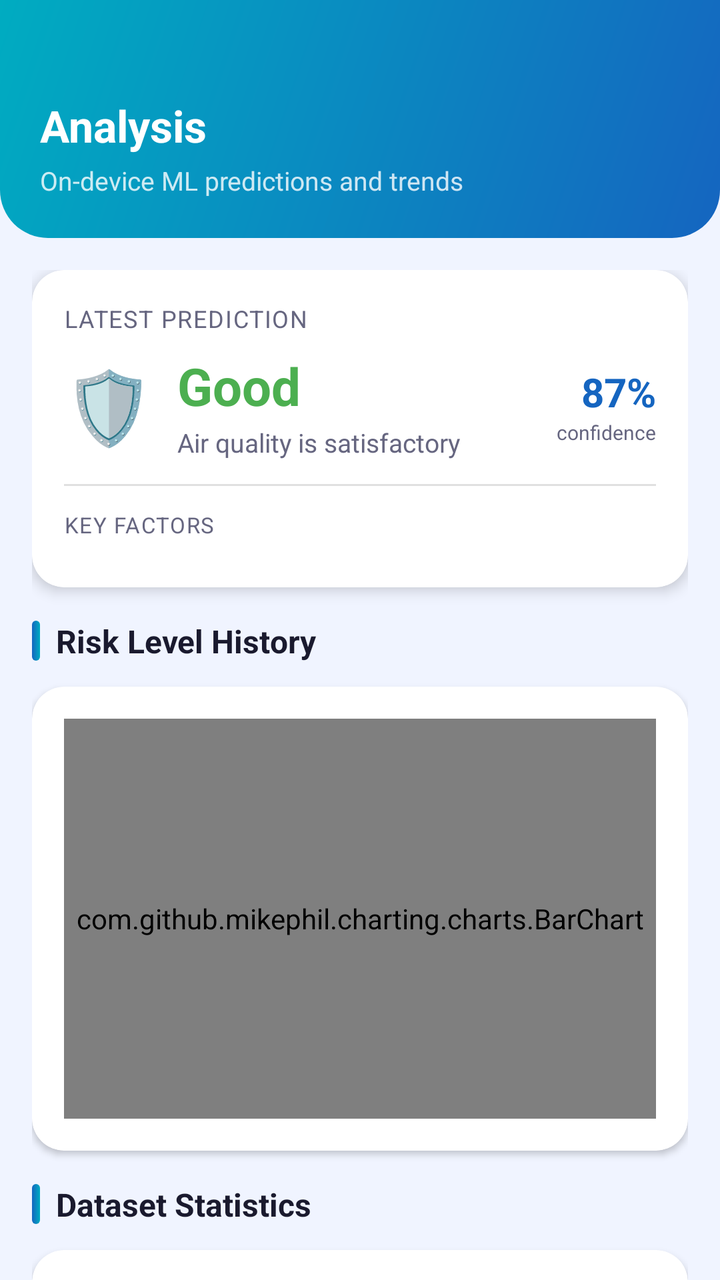
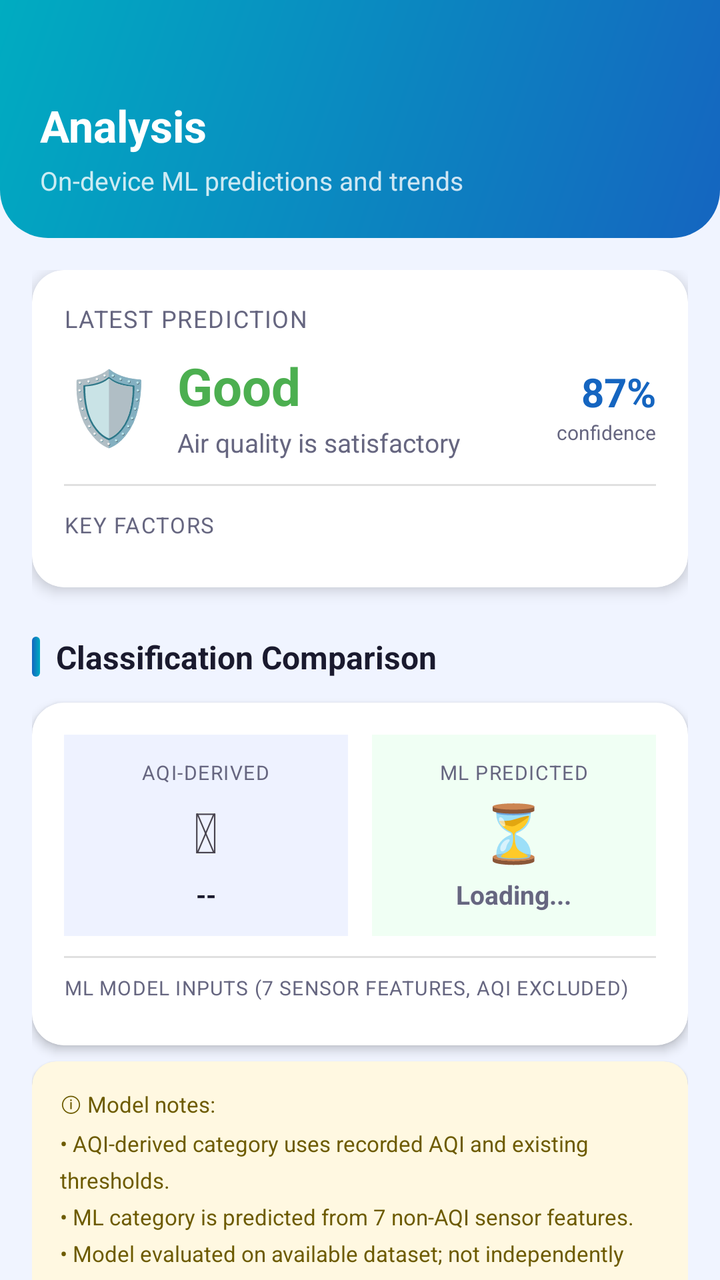

The first picture is an Android layout as it rendered before a commit; the second is the same layout after the commit. The layout source and the unified diff follow.
<!-- AndroidManifest.xml: application theme Theme.AirGuardAI -->
<!-- res/layout/fragment_analysis.xml -->
<?xml version="1.0" encoding="utf-8"?>
<androidx.core.widget.NestedScrollView
    xmlns:android="http://schemas.android.com/apk/res/android"
    xmlns:app="http://schemas.android.com/apk/res-auto"
    android:layout_width="match_parent"
    android:layout_height="match_parent"
    android:background="@color/background">

    <LinearLayout
        android:layout_width="match_parent"
        android:layout_height="wrap_content"
        android:orientation="vertical">

        
        <LinearLayout
            android:layout_width="match_parent"
            android:layout_height="wrap_content"
            android:orientation="vertical"
            android:background="@drawable/bg_gradient_header"
            android:paddingStart="20dp"
            android:paddingEnd="20dp"
            android:paddingTop="48dp"
            android:paddingBottom="20dp">

            <TextView
                android:layout_width="wrap_content"
                android:layout_height="wrap_content"
                android:text="Analysis"
                android:textColor="#FFFFFF"
                android:textSize="22sp"
                android:textStyle="bold" />

            <TextView
                android:layout_width="wrap_content"
                android:layout_height="wrap_content"
                android:text="On-device ML predictions and trends"
                android:textColor="#CCFFFFFF"
                android:textSize="13sp"
                android:layout_marginTop="4dp" />
        </LinearLayout>

        <LinearLayout
            android:layout_width="match_parent"
            android:layout_height="wrap_content"
            android:orientation="vertical"
            android:padding="16dp">

            
            <androidx.cardview.widget.CardView
                android:layout_width="match_parent"
                android:layout_height="wrap_content"
                android:layout_marginBottom="16dp"
                app:cardCornerRadius="16dp"
                app:cardElevation="4dp"
                app:cardBackgroundColor="@color/surface">

                <LinearLayout
                    android:layout_width="match_parent"
                    android:layout_height="wrap_content"
                    android:orientation="vertical"
                    android:padding="16dp">

                    <TextView
                        android:layout_width="wrap_content"
                        android:layout_height="wrap_content"
                        android:text="Latest Prediction"
                        android:textColor="@color/text_secondary"
                        android:textSize="12sp"
                        android:textAllCaps="true"
                        android:letterSpacing="0.05" />

                    <LinearLayout
                        android:layout_width="match_parent"
                        android:layout_height="wrap_content"
                        android:orientation="horizontal"
                        android:gravity="center_vertical"
                        android:layout_marginTop="8dp">

                        <TextView
                            android:id="@+id/tv_risk_emoji"
                            android:layout_width="wrap_content"
                            android:layout_height="wrap_content"
                            android:text="🛡️"
                            android:textSize="36sp"
                            android:layout_marginEnd="12dp" />

                        <LinearLayout
                            android:layout_width="0dp"
                            android:layout_height="wrap_content"
                            android:layout_weight="1"
                            android:orientation="vertical">

                            <TextView
                                android:id="@+id/tv_risk_name"
                                android:layout_width="wrap_content"
                                android:layout_height="wrap_content"
                                android:text="Good"
                                android:textColor="@color/risk_good"
                                android:textSize="26sp"
                                android:textStyle="bold" />

                            <TextView
                                android:id="@+id/tv_risk_description"
                                android:layout_width="wrap_content"
                                android:layout_height="wrap_content"
                                android:text="Air quality is satisfactory"
                                android:textColor="@color/text_secondary"
                                android:textSize="13sp"
                                android:layout_marginTop="2dp" />
                        </LinearLayout>

                        <LinearLayout
                            android:layout_width="wrap_content"
                            android:layout_height="wrap_content"
                            android:orientation="vertical"
                            android:gravity="end">

                            <TextView
                                android:id="@+id/tv_confidence"
                                android:layout_width="wrap_content"
                                android:layout_height="wrap_content"
                                android:text="87%"
                                android:textColor="@color/primary"
                                android:textSize="20sp"
                                android:textStyle="bold" />

                            <TextView
                                android:layout_width="wrap_content"
                                android:layout_height="wrap_content"
                                android:text="confidence"
                                android:textColor="@color/text_secondary"
                                android:textSize="10sp" />
                        </LinearLayout>
                    </LinearLayout>

                    <View
                        android:layout_width="match_parent"
                        android:layout_height="1dp"
                        android:background="@color/divider"
                        android:layout_marginTop="12dp"
                        android:layout_marginBottom="12dp" />

                    
                    <TextView
                        android:layout_width="wrap_content"
                        android:layout_height="wrap_content"
                        android:text="Key Factors"
                        android:textColor="@color/text_secondary"
                        android:textSize="11sp"
                        android:textAllCaps="true"
                        android:letterSpacing="0.05"
                        android:layout_marginBottom="8dp" />

                    <LinearLayout
                        android:id="@+id/feature_container"
                        android:layout_width="match_parent"
                        android:layout_height="wrap_content"
                        android:orientation="vertical" />

                </LinearLayout>
            </androidx.cardview.widget.CardView>

            
            <LinearLayout
                android:layout_width="match_parent"
                android:layout_height="wrap_content"
                android:orientation="horizontal"
                android:gravity="center_vertical"
                android:layout_marginBottom="12dp">

                <View
                    android:layout_width="4dp"
                    android:layout_height="20dp"
                    android:background="@drawable/bg_section_header"
                    android:layout_marginEnd="8dp" />

                <TextView
                    android:layout_width="wrap_content"
                    android:layout_height="wrap_content"
                    android:text="Risk Level History"
                    android:textColor="@color/text_primary"
                    android:textSize="16sp"
                    android:textStyle="bold" />
            </LinearLayout>

            <androidx.cardview.widget.CardView
                android:layout_width="match_parent"
                android:layout_height="wrap_content"
                android:layout_marginBottom="16dp"
                app:cardCornerRadius="16dp"
                app:cardElevation="2dp"
                app:cardBackgroundColor="@color/surface">

                <LinearLayout
                    android:layout_width="match_parent"
                    android:layout_height="wrap_content"
                    android:orientation="vertical"
                    android:padding="16dp">

                    <com.github.mikephil.charting.charts.BarChart
                        android:id="@+id/chart_risk_history"
                        android:layout_width="match_parent"
                        android:layout_height="200dp" />
                </LinearLayout>
            </androidx.cardview.widget.CardView>

            
            <LinearLayout
                android:layout_width="match_parent"
                android:layout_height="wrap_content"
                android:orientation="horizontal"
                android:gravity="center_vertical"
                android:layout_marginBottom="12dp">

                <View
                    android:layout_width="4dp"
                    android:layout_height="20dp"
                    android:background="@drawable/bg_section_header"
                    android:layout_marginEnd="8dp" />

                <TextView
                    android:layout_width="wrap_content"
                    android:layout_height="wrap_content"
                    android:text="Dataset Statistics"
                    android:textColor="@color/text_primary"
                    android:textSize="16sp"
                    android:textStyle="bold" />
            </LinearLayout>

            <androidx.cardview.widget.CardView
                android:layout_width="match_parent"
                android:layout_height="wrap_content"
                android:layout_marginBottom="16dp"
                app:cardCornerRadius="16dp"
                app:cardElevation="2dp"
                app:cardBackgroundColor="@color/surface">

                <LinearLayout
                    android:layout_width="match_parent"
                    android:layout_height="wrap_content"
                    android:orientation="vertical"
                    android:padding="16dp">

                    
                    <LinearLayout
                        android:layout_width="match_parent"
                        android:layout_height="wrap_content"
                        android:orientation="horizontal">

                        <LinearLayout
                            android:layout_width="0dp"
                            android:layout_height="wrap_content"
                            android:layout_weight="1"
                            android:orientation="vertical"
                            android:gravity="center">

                            <TextView
                                android:id="@+id/tv_stat_total"
                                android:layout_width="wrap_content"
                                android:layout_height="wrap_content"
                                android:text="19,895"
                                android:textColor="@color/primary"
                                android:textSize="20sp"
                                android:textStyle="bold" />
                            <TextView
                                android:layout_width="wrap_content"
                                android:layout_height="wrap_content"
                                android:text="Total Readings"
                                android:textColor="@color/text_secondary"
                                android:textSize="11sp" />
                        </LinearLayout>

                        <LinearLayout
                            android:layout_width="0dp"
                            android:layout_height="wrap_content"
                            android:layout_weight="1"
                            android:orientation="vertical"
                            android:gravity="center">

                            <TextView
                                android:id="@+id/tv_stat_good"
                                android:layout_width="wrap_content"
                                android:layout_height="wrap_content"
                                android:text="0%"
                                android:textColor="@color/risk_good"
                                android:textSize="20sp"
                                android:textStyle="bold" />
                            <TextView
                                android:layout_width="wrap_content"
                                android:layout_height="wrap_content"
                                android:text="Good"
                                android:textColor="@color/text_secondary"
                                android:textSize="11sp" />
                        </LinearLayout>

                        <LinearLayout
                            android:layout_width="0dp"
                            android:layout_height="wrap_content"
                            android:layout_weight="1"
                            android:orientation="vertical"
                            android:gravity="center">

                            <TextView
                                android:id="@+id/tv_stat_moderate"
                                android:layout_width="wrap_content"
                                android:layout_height="wrap_content"
                                android:text="0%"
                                android:textColor="@color/risk_moderate"
                                android:textSize="20sp"
                                android:textStyle="bold" />
                            <TextView
                                android:layout_width="wrap_content"
                                android:layout_height="wrap_content"
                                android:text="Moderate"
                                android:textColor="@color/text_secondary"
                                android:textSize="11sp" />
                        </LinearLayout>

                        <LinearLayout
                            android:layout_width="0dp"
                            android:layout_height="wrap_content"
                            android:layout_weight="1"
                            android:orientation="vertical"
                            android:gravity="center">

                            <TextView
                                android:id="@+id/tv_stat_unhealthy"
                                android:layout_width="wrap_content"
                                android:layout_height="wrap_content"
                                android:text="0%"
                                android:textColor="@color/risk_unhealthy"
                                android:textSize="20sp"
                                android:textStyle="bold" />
                            <TextView
                                android:layout_width="wrap_content"
                                android:layout_height="wrap_content"
                                android:text="Unhealthy"
                                android:textColor="@color/text_secondary"
                                android:textSize="11sp" />
                        </LinearLayout>

                    </LinearLayout>

                    <View
                        android:layout_width="match_parent"
                        android:layout_height="1dp"
                        android:background="@color/divider"
                        android:layout_marginTop="12dp"
                        android:layout_marginBottom="12dp" />

                    <com.github.mikephil.charting.charts.PieChart
                        android:id="@+id/chart_aqi_distribution"
                        android:layout_width="match_parent"
                        android:layout_height="220dp" />

                </LinearLayout>
            </androidx.cardview.widget.CardView>

            
            <LinearLayout
                android:layout_width="match_parent"
                android:layout_height="wrap_content"
                android:orientation="horizontal"
                android:gravity="center_vertical"
                android:layout_marginBottom="12dp">

                <View
                    android:layout_width="4dp"
                    android:layout_height="20dp"
                    android:background="@drawable/bg_section_header"
                    android:layout_marginEnd="8dp" />

                <TextView
                    android:layout_width="wrap_content"
                    android:layout_height="wrap_content"
                    android:text="Temperature &amp; Humidity Trend"
                    android:textColor="@color/text_primary"
                    android:textSize="16sp"
                    android:textStyle="bold" />
            </LinearLayout>

            <androidx.cardview.widget.CardView
                android:layout_width="match_parent"
                android:layout_height="wrap_content"
                android:layout_marginBottom="20dp"
                app:cardCornerRadius="16dp"
                app:cardElevation="2dp"
                app:cardBackgroundColor="@color/surface">

                <LinearLayout
                    android:layout_width="match_parent"
                    android:layout_height="wrap_content"
                    android:orientation="vertical"
                    android:padding="16dp">

                    <com.github.mikephil.charting.charts.CombinedChart
                        android:id="@+id/chart_combined"
                        android:layout_width="match_parent"
                        android:layout_height="220dp" />
                </LinearLayout>
            </androidx.cardview.widget.CardView>

        </LinearLayout>
    </LinearLayout>

</androidx.core.widget.NestedScrollView>
<!-- resources referenced by this layout -->
<resources>
  <color name="background">#F0F4FF</color>
  <color name="divider">#E0E0E0</color>
  <color name="primary">#1565C0</color>
  <color name="risk_good">#4CAF50</color>
  <color name="risk_moderate">#FFC107</color>
  <color name="risk_unhealthy">#F44336</color>
  <color name="surface">#FFFFFF</color>
  <color name="text_primary">#1A1A2E</color>
  <color name="text_secondary">#666680</color>
  <!-- drawable bg_gradient_header (drawable) -->
  <?xml version="1.0" encoding="utf-8"?>
  <shape xmlns:android="http://schemas.android.com/apk/res/android"
      android:shape="rectangle">
      <gradient
          android:startColor="#1565C0"
          android:endColor="#00ACC1"
          android:angle="135"
          android:type="linear" />
      <corners android:bottomLeftRadius="24dp" android:bottomRightRadius="24dp" />
  </shape>
  <!-- drawable bg_section_header (drawable) -->
  <?xml version="1.0" encoding="utf-8"?>
  <shape xmlns:android="http://schemas.android.com/apk/res/android"
      android:shape="rectangle">
      <gradient
          android:startColor="#1565C0"
          android:endColor="#00ACC1"
          android:angle="0" />
      <corners android:radius="4dp" />
  </shape>
  <style name="Theme.AirGuardAI" parent="Theme.Material3.Light.NoActionBar">
          <item name="colorPrimary">@color/primary</item>
          <item name="colorPrimaryDark">@color/primary_dark</item>
          <item name="colorPrimaryVariant">@color/primary_dark</item>
          <item name="colorOnPrimary">@color/on_primary</item>
          <item name="colorSecondary">@color/secondary</item>
          <item name="colorSecondaryVariant">@color/secondary_dark</item>
          <item name="colorOnSecondary">@color/on_primary</item>
          <item name="android:colorBackground">@color/background</item>
          <item name="colorSurface">@color/surface</item>
          <item name="colorOnSurface">@color/text_primary</item>
          <item name="android:statusBarColor">@color/primary_dark</item>
          <item name="android:navigationBarColor">@color/surface</item>
          <item name="android:windowLightStatusBar" tools:targetApi="m">false</item>
          <item name="android:fontFamily">sans-serif</item>
      </style>
  <color name="primary_dark">#003c8f</color>
  <color name="on_primary">#FFFFFF</color>
  <color name="secondary">#00ACC1</color>
  <color name="secondary_dark">#007c91</color>
</resources>

<!-- the commit's change to res/layout/fragment_analysis.xml (unified diff, before → after) -->
@@ -166,7 +166,8 @@
                 android:layout_height="wrap_content"
                 android:orientation="horizontal"
                 android:gravity="center_vertical"
-                android:layout_marginBottom="12dp">
+                android:layout_marginBottom="12dp"
+                android:layout_marginTop="8dp">
 
                 <View
                     android:layout_width="4dp"
@@ -177,6 +178,184 @@
                 <TextView
                     android:layout_width="wrap_content"
                     android:layout_height="wrap_content"
+                    android:text="Classification Comparison"
+                    android:textColor="@color/text_primary"
+                    android:textSize="16sp"
+                    android:textStyle="bold" />
+            </LinearLayout>
+
+            <androidx.cardview.widget.CardView
+                android:id="@+id/card_analysis_ml_comparison"
+                android:layout_width="match_parent"
+                android:layout_height="wrap_content"
+                android:layout_marginBottom="8dp"
+                app:cardCornerRadius="16dp"
+                app:cardElevation="3dp"
+                app:cardBackgroundColor="@color/surface">
+
+                <LinearLayout
+                    android:layout_width="match_parent"
+                    android:layout_height="wrap_content"
+                    android:orientation="vertical"
+                    android:padding="16dp">
+
+                    <LinearLayout
+                        android:layout_width="match_parent"
+                        android:layout_height="wrap_content"
+                        android:orientation="horizontal">
+
+                        <LinearLayout
+                            android:layout_width="0dp"
+                            android:layout_height="wrap_content"
+                            android:layout_weight="1"
+                            android:orientation="vertical"
+                            android:gravity="center_horizontal"
+                            android:background="#EEF2FF"
+                            android:padding="12dp"
+                            android:layout_marginEnd="6dp">
+
+                            <TextView
+                                android:layout_width="wrap_content"
+                                android:layout_height="wrap_content"
+                                android:text="AQI-Derived"
+                                android:textColor="@color/text_secondary"
+                                android:textSize="10sp"
+                                android:textAllCaps="true"
+                                android:letterSpacing="0.05"
+                                android:layout_marginBottom="4dp" />
+
+                            <TextView
+                                android:id="@+id/tv_analysis_aqi_emoji"
+                                android:layout_width="wrap_content"
+                                android:layout_height="wrap_content"
+                                android:text="&#x1F6E1;"
+                                android:textSize="28sp" />
+
+                            <TextView
+                                android:id="@+id/tv_analysis_aqi_label"
+                                android:layout_width="wrap_content"
+                                android:layout_height="wrap_content"
+                                android:text="--"
+                                android:textColor="@color/text_primary"
+                                android:textSize="13sp"
+                                android:textStyle="bold"
+                                android:gravity="center"
+                                android:layout_marginTop="4dp" />
+                        </LinearLayout>
+
+                        <LinearLayout
+                            android:layout_width="0dp"
+                            android:layout_height="wrap_content"
+                            android:layout_weight="1"
+                            android:orientation="vertical"
+                            android:gravity="center_horizontal"
+                            android:background="#F0FFF4"
+                            android:padding="12dp"
+                            android:layout_marginStart="6dp">
+
+                            <TextView
+                                android:layout_width="wrap_content"
+                                android:layout_height="wrap_content"
+                                android:text="ML Predicted"
+                                android:textColor="@color/text_secondary"
+                                android:textSize="10sp"
+                                android:textAllCaps="true"
+                                android:letterSpacing="0.05"
+                                android:layout_marginBottom="4dp" />
+
+                            <TextView
+                                android:id="@+id/tv_analysis_ml_emoji"
+                                android:layout_width="wrap_content"
+                                android:layout_height="wrap_content"
+                                android:text="&#x23F3;"
+                                android:textSize="28sp" />
+
+                            <TextView
+                                android:id="@+id/tv_analysis_ml_label"
+                                android:layout_width="wrap_content"
+                                android:layout_height="wrap_content"
+                                android:text="Loading..."
+                                android:textColor="@color/text_secondary"
+                                android:textSize="13sp"
+                                android:textStyle="bold"
+                                android:gravity="center"
+                                android:layout_marginTop="4dp" />
+                        </LinearLayout>
+                    </LinearLayout>
+
+                    <TextView
+                        android:id="@+id/tv_analysis_agreement"
+                        android:layout_width="match_parent"
+                        android:layout_height="wrap_content"
+                        android:text=""
+                        android:textColor="@color/text_secondary"
+                        android:textSize="12sp"
+                        android:gravity="center"
+                        android:layout_marginTop="10dp"
+                        android:visibility="gone" />
+
+                    <View
+                        android:layout_width="match_parent"
+                        android:layout_height="1dp"
+                        android:background="@color/divider"
+                        android:layout_marginTop="10dp"
+                        android:layout_marginBottom="8dp" />
+
+                    <TextView
+                        android:layout_width="wrap_content"
+                        android:layout_height="wrap_content"
+                        android:text="ML Model Inputs (7 sensor features, AQI excluded)"
+                        android:textColor="@color/text_secondary"
+                        android:textSize="10sp"
+                        android:textAllCaps="true"
+                        android:letterSpacing="0.04"
+                        android:layout_marginBottom="6dp" />
+
+                    <LinearLayout
+                        android:id="@+id/ml_features_container"
+                        android:layout_width="match_parent"
+                        android:layout_height="wrap_content"
+                        android:orientation="vertical" />
+
+                </LinearLayout>
+            </androidx.cardview.widget.CardView>
+
+            <androidx.cardview.widget.CardView
+                android:id="@+id/card_analysis_note"
+                android:layout_width="match_parent"
+                android:layout_height="wrap_content"
+                android:layout_marginBottom="16dp"
+                app:cardCornerRadius="12dp"
+                app:cardElevation="1dp"
+                app:cardBackgroundColor="#FFF8E1">
+
+                <TextView
+                    android:layout_width="match_parent"
+                    android:layout_height="wrap_content"
+                    android:padding="14dp"
+                    android:text="@string/ml_transparency_note"
+                    android:textColor="#6D5B00"
+                    android:textSize="11sp"
+                    android:lineSpacingMultiplier="1.4" />
+            </androidx.cardview.widget.CardView>
+
+            
+            <LinearLayout
+                android:layout_width="match_parent"
+                android:layout_height="wrap_content"
+                android:orientation="horizontal"
+                android:gravity="center_vertical"
+                android:layout_marginBottom="12dp">
+
+                <View
+                    android:layout_width="4dp"
+                    android:layout_height="20dp"
+                    android:background="@drawable/bg_section_header"
+                    android:layout_marginEnd="8dp" />
+
+                <TextView
+                    android:layout_width="wrap_content"
+                    android:layout_height="wrap_content"
                     android:text="Risk Level History"
                     android:textColor="@color/text_primary"
                     android:textSize="16sp"
<!-- resource entries referenced after the edit -->
@@ -30,6 +30,7 @@
           android:angle="0" />
       <corners android:radius="4dp" />
   </shape>
+  <string name="ml_transparency_note">ⓘ  Model notes:\n• AQI-derived category uses recorded AQI and existing thresholds.\n• ML category is predicted from 7 non-AQI sensor features.\n• Model evaluated on available dataset; not independently validated against reference equipment.\n• HAZARDOUS recall ≈ 49% on the chronological test set.\n• VERY UNHEALTHY class has no training data and cannot be predicted.</string>
   <style name="Theme.AirGuardAI" parent="Theme.Material3.Light.NoActionBar">
           <item name="colorPrimary">@color/primary</item>
           <item name="colorPrimaryDark">@color/primary_dark</item>
